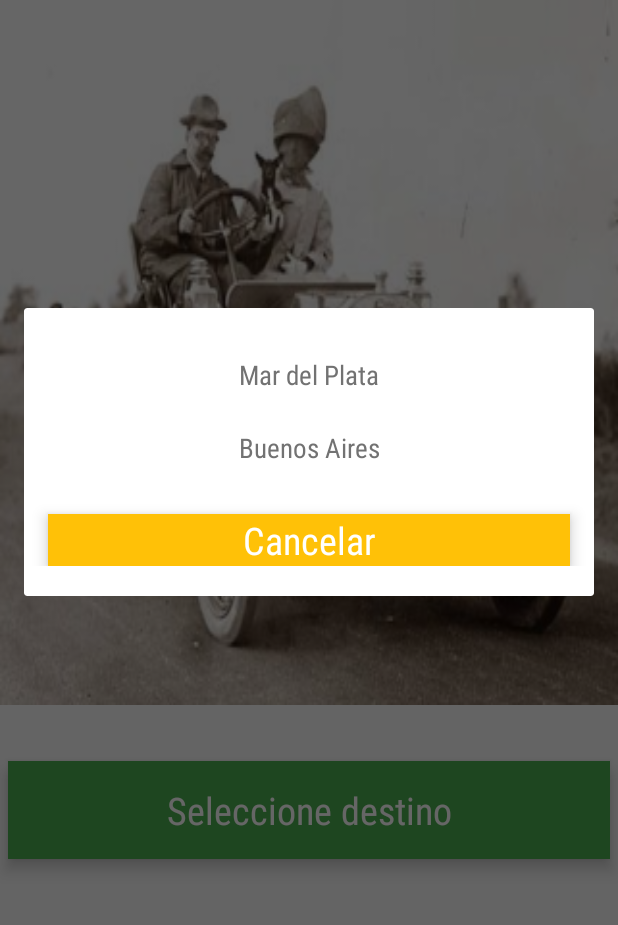
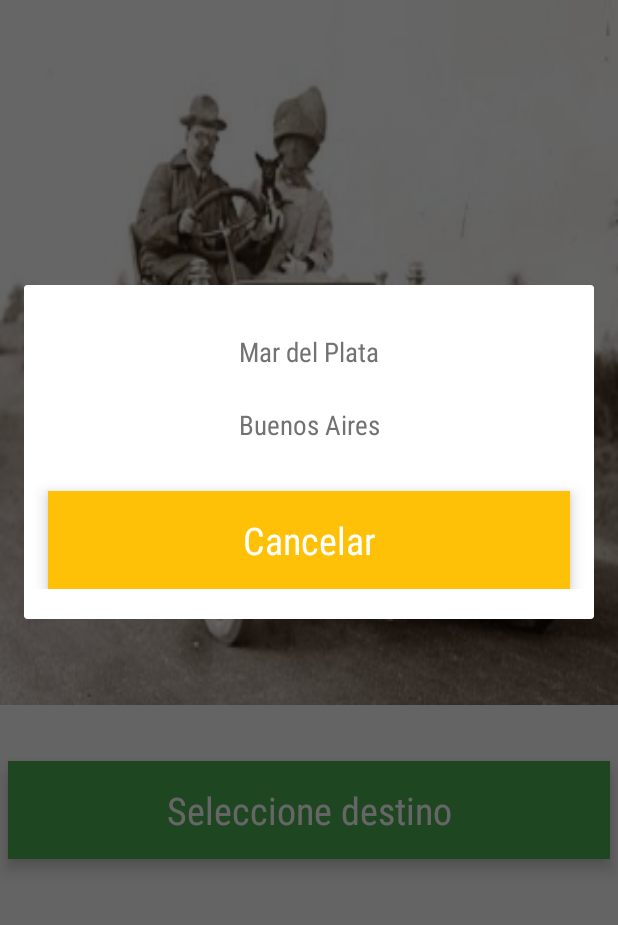
Before and after one commit to juancruzgs/AppRadar, an Android app: the screen it shows after launch (MainActivity), after a tap on "Seleccione destino", on a phone screen of 412 x 824 dp, the part 166-1091 px from its top. Run offline under Robolectric (Android 15) with nearby library versions, the phone set to English and light mode, and no system bars; 2 statements that could not run were skipped.

Commit message:
Dimen Refactoring

```diff
--- a/app/src/main/res/layout/fragment_start_screen.xml
+++ b/app/src/main/res/layout/fragment_start_screen.xml
@@ -20,8 +20,8 @@
             android:text="@string/loading"
             android:textAppearance="@android:style/TextAppearance.DeviceDefault.Large"/>
         <ProgressBar
-            android:layout_width="40dp"
-            android:layout_height="40dp"
+            android:layout_width="@dimen/progress_bar_size"
+            android:layout_height="@dimen/progress_bar_size"
             android:indeterminate="true"
             />
     </LinearLayout>
@@ -44,7 +44,7 @@
             android:textAppearance="?android:attr/textAppearanceLarge"
             android:text="@string/textView_welcome"
             android:id="@+id/textView_welcome"
-            android:layout_marginTop="20dp"
+            android:layout_marginTop="@dimen/text_view_welcome_margin"
             android:gravity="center"
             android:layout_centerHorizontal="true"/>
 
@@ -63,10 +63,8 @@
         android:text="@string/button_select_destination"
         android:elevation="6dp"
         android:background="@color/accent"
-        android:paddingBottom="15dp"
-        android:paddingTop="15dp"
-        android:layout_marginLeft="5dp"
-        android:layout_marginRight="5dp" />
+        android:layout_marginLeft="@dimen/button_margin"
+        android:layout_marginRight="@dimen/button_margin" />
 
     <Space
         android:layout_width="match_parent"
@@ -82,10 +80,8 @@
         android:elevation="6dp"
         android:background="@color/accent"
         android:visibility="invisible"
-        android:paddingBottom="15dp"
-        android:paddingTop="15dp"
-        android:layout_marginLeft="5dp"
-        android:layout_marginRight="5dp"
+        android:layout_marginLeft="@dimen/button_margin"
+        android:layout_marginRight="@dimen/button_margin"
         android:layout_gravity="center_vertical"/>
     <Space
         android:layout_width="match_parent"
--- a/app/src/main/res/values/dimens.xml
+++ b/app/src/main/res/values/dimens.xml
@@ -21,4 +21,7 @@
     <dimen name="ring_size">30dp</dimen>
     <dimen name="button_padding">16dp</dimen>
     <dimen name="summary_buttons_margin">5dp</dimen>
+    <dimen name="progress_bar_size">40dp</dimen>
+    <dimen name="text_view_welcome_margin">20dp</dimen>
+    <dimen name="button_margin">5dp</dimen>
 </resources>
--- a/app/src/main/res/values/styles.xml
+++ b/app/src/main/res/values/styles.xml
@@ -20,6 +20,8 @@
         <item name="android:textColor">#FFFFFF</item>
         <item name="android:gravity">center</item>
         <item name="android:textSize">25sp</item>
+        <item name="android:paddingBottom">15dp</item>
+        <item name="android:paddingTop">15dp</item>
     </style>
 
     <style name="text_view_style">
```
